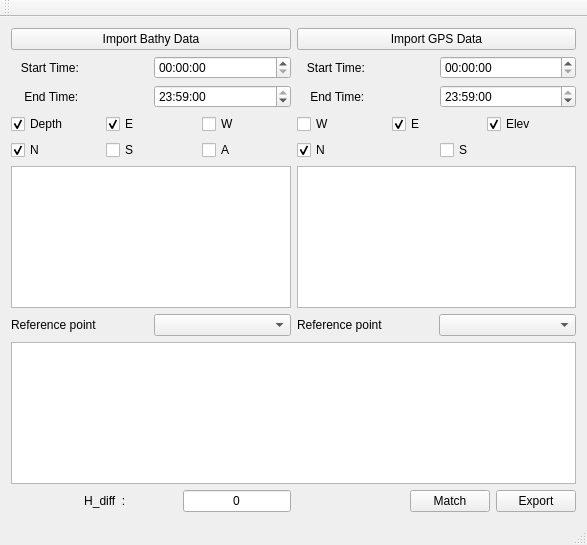
The window that bathysat_post/mainwindow.ui (songyuxiang/Dev) describes before a commit, drawn with Qt 5.
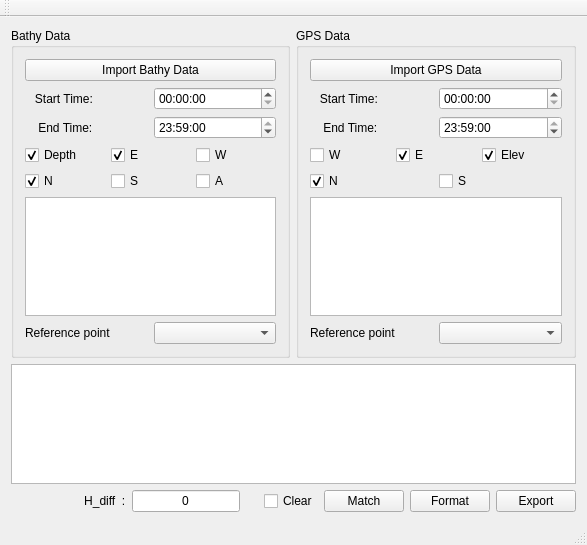
The same window after the commit.

```diff
--- a/bathysat_post/mainwindow.ui
+++ b/bathysat_post/mainwindow.ui
@@ -15,7 +15,15 @@
   </property>
   <widget class="QWidget" name="centralWidget">
    <layout class="QGridLayout" name="gridLayout">
-    <item row="0" column="0">
+    <item row="0" column="0" colspan="2">
+     <layout class="QHBoxLayout" name="horizontalLayout_13">
+      <item>
+       <widget class="QGroupBox" name="groupBox_2">
+        <property name="title">
+         <string>Bathy Data</string>
+        </property>
+        <layout class="QVBoxLayout" name="verticalLayout_4">
+         <item>
      <layout class="QVBoxLayout" name="verticalLayout">
       <item>
        <widget class="QPushButton" name="pushButton_importBathyData">
@@ -121,7 +129,37 @@
       </item>
      </layout>
     </item>
-    <item row="0" column="1">
+         <item>
+          <widget class="QPlainTextEdit" name="plainTextEdit_BathyTerminal">
+           <property name="documentTitle">
+            <string/>
+           </property>
+          </widget>
+         </item>
+         <item>
+          <layout class="QHBoxLayout" name="horizontalLayout_12">
+           <item>
+            <widget class="QLabel" name="label_3">
+             <property name="text">
+              <string>Reference point</string>
+             </property>
+            </widget>
+           </item>
+           <item>
+            <widget class="QComboBox" name="comboBox_BathyReferencePoint"/>
+           </item>
+          </layout>
+         </item>
+        </layout>
+       </widget>
+      </item>
+      <item>
+       <widget class="QGroupBox" name="groupBox">
+        <property name="title">
+         <string>GPS Data</string>
+        </property>
+        <layout class="QVBoxLayout" name="verticalLayout_3">
+         <item>
      <layout class="QVBoxLayout" name="verticalLayout_2">
       <item>
        <widget class="QPushButton" name="pushButton_importGpsData">
@@ -223,28 +261,11 @@
       </item>
      </layout>
     </item>
-    <item row="1" column="0">
-     <widget class="QPlainTextEdit" name="plainTextEdit_BathyTerminal">
-      <property name="documentTitle">
-       <string/>
-      </property>
-     </widget>
-    </item>
-    <item row="1" column="1">
+         <item>
      <widget class="QPlainTextEdit" name="plainTextEdit_GpsTerminal"/>
     </item>
-    <item row="2" column="0" colspan="2">
+         <item>
      <layout class="QHBoxLayout" name="horizontalLayout_4">
-      <item>
-       <widget class="QLabel" name="label_3">
-        <property name="text">
-         <string>Reference point</string>
-        </property>
-       </widget>
-      </item>
-      <item>
-       <widget class="QComboBox" name="comboBox_BathyReferencePoint"/>
-      </item>
       <item>
        <widget class="QLabel" name="label_4">
         <property name="text">
@@ -257,14 +278,19 @@
       </item>
      </layout>
     </item>
-    <item row="3" column="0" colspan="2">
+        </layout>
+       </widget>
+      </item>
+     </layout>
+    </item>
+    <item row="1" column="0" colspan="2">
      <widget class="QPlainTextEdit" name="plainTextEdit_MatchResult">
       <property name="documentTitle">
        <string/>
       </property>
      </widget>
     </item>
-    <item row="4" column="0">
+    <item row="2" column="0">
      <layout class="QHBoxLayout" name="horizontalLayout_11">
       <item>
        <widget class="QLabel" name="label_7">
@@ -291,7 +317,7 @@
       </item>
      </layout>
     </item>
-    <item row="4" column="1">
+    <item row="2" column="1">
      <layout class="QHBoxLayout" name="horizontalLayout_3">
       <item>
        <spacer name="horizontalSpacer">
@@ -306,6 +332,13 @@
         </property>
        </spacer>
       </item>
+      <item>
+       <widget class="QCheckBox" name="checkBox_Clear">
+        <property name="text">
+         <string>Clear</string>
+        </property>
+       </widget>
+      </item>
       <item>
        <widget class="QPushButton" name="pushButton_Match">
         <property name="text">
@@ -313,6 +346,13 @@
         </property>
        </widget>
       </item>
+      <item>
+       <widget class="QPushButton" name="pushButton_Format">
+        <property name="text">
+         <string>Format</string>
+        </property>
+       </widget>
+      </item>
       <item>
        <widget class="QPushButton" name="pushButton_Export">
         <property name="text">
```
Lines whose indentation alone changed are shown as unchanged.
